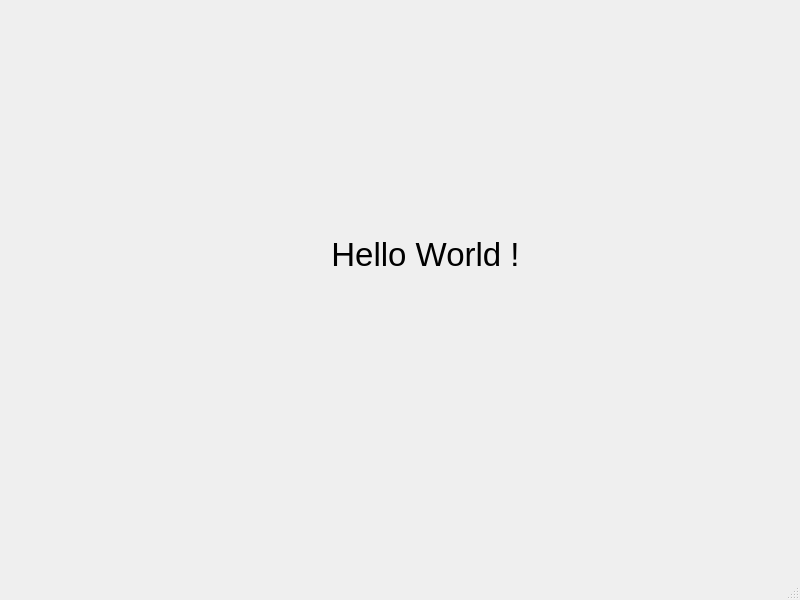
This is Demo/mainwindow.ui in alexuhui/QtLearning as Qt 5 draws it before an edit. The edited form follows.
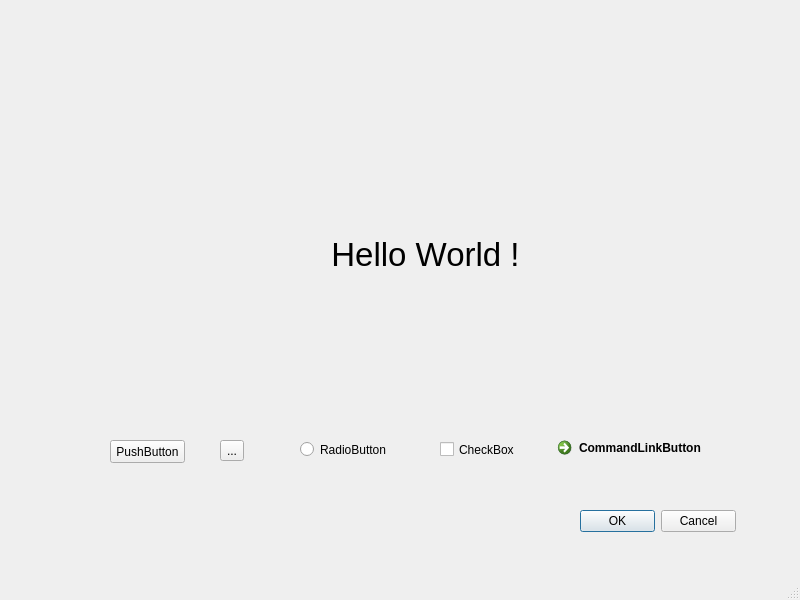
This is the edited form.

The edit to the form file:
```diff
--- a/Demo/mainwindow.ui
+++ b/Demo/mainwindow.ui
@@ -35,6 +35,84 @@
      <set>Qt::AlignCenter</set>
     </property>
    </widget>
+   <widget class="QPushButton" name="pushButton">
+    <property name="geometry">
+     <rect>
+      <x>110</x>
+      <y>440</y>
+      <width>75</width>
+      <height>23</height>
+     </rect>
+    </property>
+    <property name="text">
+     <string>PushButton</string>
+    </property>
+   </widget>
+   <widget class="QToolButton" name="toolButton">
+    <property name="geometry">
+     <rect>
+      <x>220</x>
+      <y>440</y>
+      <width>24</width>
+      <height>21</height>
+     </rect>
+    </property>
+    <property name="text">
+     <string>...</string>
+    </property>
+   </widget>
+   <widget class="QRadioButton" name="radioButton">
+    <property name="geometry">
+     <rect>
+      <x>300</x>
+      <y>440</y>
+      <width>95</width>
+      <height>19</height>
+     </rect>
+    </property>
+    <property name="text">
+     <string>RadioButton</string>
+    </property>
+   </widget>
+   <widget class="QCheckBox" name="checkBox">
+    <property name="geometry">
+     <rect>
+      <x>440</x>
+      <y>440</y>
+      <width>80</width>
+      <height>19</height>
+     </rect>
+    </property>
+    <property name="text">
+     <string>CheckBox</string>
+    </property>
+   </widget>
+   <widget class="QCommandLinkButton" name="commandLinkButton">
+    <property name="geometry">
+     <rect>
+      <x>550</x>
+      <y>430</y>
+      <width>185</width>
+      <height>41</height>
+     </rect>
+    </property>
+    <property name="text">
+     <string>CommandLinkButton</string>
+    </property>
+   </widget>
+   <widget class="QDialogButtonBox" name="buttonBox">
+    <property name="geometry">
+     <rect>
+      <x>580</x>
+      <y>510</y>
+      <width>156</width>
+      <height>23</height>
+     </rect>
+    </property>
+    <property name="standardButtons">
+     <set>QDialogButtonBox::Cancel|QDialogButtonBox::Ok</set>
+    </property>
+   </widget>
   </widget>
   <widget class="QMenuBar" name="menubar">
    <property name="geometry">
```
